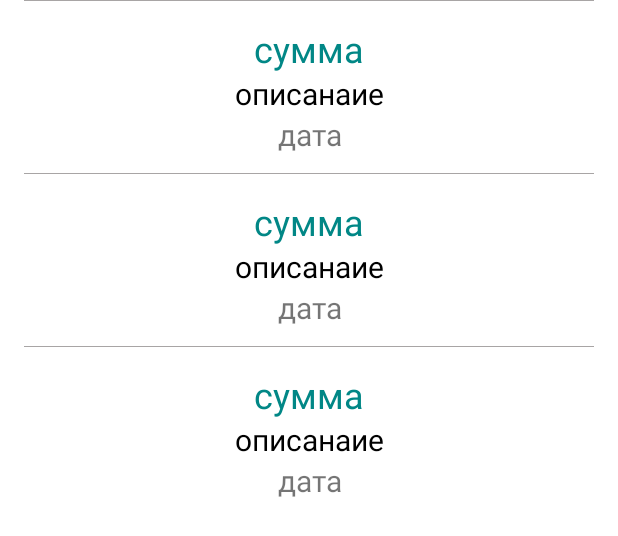
After one commit to Reeto1210/collectiveNote, an Android app: the layout fragment_single_user_payments.xml on its own in the app's theme, with its tools: preview values and no code run, on a phone screen of 412 x 824 dp. The commit adds this screen. Shown: the top 536 px of the screen. Run offline under Robolectric (Android 15) with nearby library versions, the phone set to English and light mode, and no system bars.

Commit message:
multiload bug fixed

```diff
--- a/app/src/main/java/com/mudryakov/collectivenote/database/firebase/FireBaseRepository.kt
+++ b/app/src/main/java/com/mudryakov/collectivenote/database/firebase/FireBaseRepository.kt
@@ -8,6 +8,7 @@ import com.mudryakov.collectivenote.database.AppDatabaseRepository
 import com.mudryakov.collectivenote.models.PaymentModel
 import com.mudryakov.collectivenote.models.UserModel
 import com.mudryakov.collectivenote.utilits.*
+import kotlin.random.Random
 
 class FireBaseRepository : AppDatabaseRepository {
 
@@ -43,6 +44,8 @@ class FireBaseRepository : AppDatabaseRepository {
                 REF_DATABASE_ROOT.child(NODE_ROOM_DATA).child(tryingId).child(CHILD_PASS)
                     .addListenerForSingleValueEvent(AppValueEventListener { DataSnapshot ->
                         if (DataSnapshot.value == roomPass) {
+                            REF_DATABASE_ROOT.child(NODE_UPDATE_HELPER).child(CURRENT_ROOM_UID).setValue(
+                                Random(10000))
                             updateUserRoomId(tryingId) {
                                 onSucces()
                             }
@@ -72,7 +75,8 @@ class FireBaseRepository : AppDatabaseRepository {
                             CHILD_TOTALPAY_AT_CURRENT_ROOM
                         ).setValue(totalSumm)
                             .addOnSuccessListener {
-                            appPreference.setTotalSumm(totalSumm)
+                            REF_DATABASE_ROOT.child(NODE_UPDATE_HELPER).child(CURRENT_ROOM_UID).setValue(key)
+                                appPreference.setTotalSumm(totalSumm)
                             USER.totalPayAtCurrentRoom = appPreference.getTotalSumm()
                             onSucces()
                         }
--- a/app/src/main/java/com/mudryakov/collectivenote/database/firebase/FirebaseHelper.kt
+++ b/app/src/main/java/com/mudryakov/collectivenote/database/firebase/FirebaseHelper.kt
@@ -26,7 +26,7 @@ var USERNAME:String = ""
 lateinit var EMAIL:String
 lateinit var PASSWORD:String
 
-
+const val NODE_UPDATE_HELPER ="updateHelper"
 const val CHILD_PASS = "password"
 const val CHILD_TOTALPAY_AT_CURRENT_ROOM = "totalPayAtCurrentRoom"
 const val NODE_USERS = "users"
@@ -131,6 +131,7 @@ fun pushRoomToFirebase(roomName: String, roomPass: String, function: (String) ->
     mainHashMap["$NODE_ROOM_NAMES/$roomName"] = roomkey
     REF_DATABASE_ROOT.updateChildren(mainHashMap)
         .addOnSuccessListener {function(roomkey)
+            REF_DATABASE_ROOT.child(NODE_UPDATE_HELPER).child(CURRENT_ROOM_UID).setValue("Created")
         }
         .addOnFailureListener { problem -> showToast(problem.message.toString()) }
 }
--- a/app/src/main/java/com/mudryakov/collectivenote/screens/history/HistoryRecyclerAdapter.kt
+++ b/app/src/main/java/com/mudryakov/collectivenote/screens/history/HistoryRecyclerAdapter.kt
@@ -38,7 +38,10 @@ class HistoryRecyclerAdapter() : RecyclerView.Adapter<HistoryRecyclerAdapter.myV
         holder.sum.text = curPayment.summ
         holder.date.text = curPayment.time.toString().transformToDate()
 
-        if (arOfOpened.contains(position)) holder.fullScreenImage.visibility = View.VISIBLE
+        if (arOfOpened.contains(position)) {
+            holder.fullScreenImage.visibility = View.VISIBLE
+            holder.fullScreenImage.setImage(curPayment.imageUrl)
+        }
         else holder.fullScreenImage.visibility = View.GONE
         if (curPayment.imageUrl != "empty") {
             holder.attachedImage.setImageResource(R.drawable.ic_photo_coloring)
--- a/app/src/main/java/com/mudryakov/collectivenote/screens/mainScreen/MainFragment.kt
+++ b/app/src/main/java/com/mudryakov/collectivenote/screens/mainScreen/MainFragment.kt
@@ -27,7 +27,7 @@ class MainFragment : Fragment() {
     private lateinit var mBottomSheetBehavior: BottomSheetBehavior<*>
     private lateinit var mObserver: Observer<List<UserModel>>
     private lateinit var mRecycle: RecyclerView
-    private lateinit var mAdapter: MainRecycleAdapter
+    var mAdapter:MainRecycleAdapter? = null
     override fun onCreateView(
         inflater: LayoutInflater, container: ViewGroup?,
         savedInstanceState: Bundle?
@@ -48,7 +48,7 @@ class MainFragment : Fragment() {
             var totalSumm = 0
             list.forEach {
                 totalSumm += it.totalPayAtCurrentRoom.toInt()
-                mAdapter.addItem(it)
+                mAdapter?.addItem(it)
             }
             mBinding.mainFragmentTotalPaymentRoom.text =
                 getString(R.string.total_sum_payed, totalSumm)
--- a/app/src/main/res/layout/fragment_main.xml
+++ b/app/src/main/res/layout/fragment_main.xml
@@ -14,7 +14,8 @@
         <androidx.recyclerview.widget.RecyclerView
             android:id="@+id/fragment_main_recycle"
             android:layout_width="match_parent"
-            android:layout_height="300dp"
+            android:layout_height="wrap_content"
+           android:maxWidth="@dimen/max_main_fragment_recycle_height"
             android:layout_margin="@dimen/app_margin"
             android:background="@color/white"
             android:elevation="@dimen/app_elevation"
--- /dev/null
+++ b/app/src/main/res/layout/fragment_single_user_payments.xml
@@ -0,0 +1,14 @@
+<?xml version="1.0" encoding="utf-8"?>
+<androidx.constraintlayout.widget.ConstraintLayout xmlns:android="http://schemas.android.com/apk/res/android"
+    xmlns:tools="http://schemas.android.com/tools"
+    android:layout_width="match_parent"
+    android:layout_height="match_parent"
+    tools:context=".screens.singleUserPayments.SingleUserPayments">
+
+  <androidx.recyclerview.widget.RecyclerView
+      android:id="@+id/single_payments_adapter"
+      tools:listitem="@layout/single_user_payments_recycle_item"
+      android:layout_width="match_parent"
+      android:layout_height="match_parent"/>
+
+</androidx.constraintlayout.widget.ConstraintLayout>
--- /dev/null
+++ b/app/src/main/res/layout/single_user_payments_recycle_item.xml
@@ -0,0 +1,70 @@
+<?xml version="1.0" encoding="utf-8"?>
+<androidx.constraintlayout.widget.ConstraintLayout xmlns:android="http://schemas.android.com/apk/res/android"
+    xmlns:app="http://schemas.android.com/apk/res-auto"
+    xmlns:tools="http://schemas.android.com/tools"
+    android:layout_width="match_parent"
+    android:layout_height="wrap_content"
+    android:paddingBottom="@dimen/big_padding">
+
+    <TextView
+
+        android:id="@+id/single_payment_summ"
+        style="@style/single_payment_text_view"
+        android:layout_width="0dp"
+        android:layout_marginTop="@dimen/app_margin"
+        android:text="суммa"
+        android:textColor="@color/design_default_color_secondary_variant"
+        android:textSize="@dimen/Large_text"
+        app:layout_constraintEnd_toEndOf="parent"
+        app:layout_constraintStart_toStartOf="parent"
+        app:layout_constraintTop_toTopOf="parent" />
+
+
+    <TextView
+        android:id="@+id/single_payment_description"
+        style="@style/single_payment_text_view"
+        android:layout_width="0dp"
+        android:layout_height="wrap_content"
+        android:text="описанaие"
+        android:textColor="@color/black"
+        app:layout_constraintEnd_toEndOf="parent"
+        app:layout_constraintStart_toStartOf="parent"
+        app:layout_constraintTop_toBottomOf="@+id/single_payment_summ" />
+
+    <TextView
+
+        android:id="@+id/single_payment_date"
+        style="@style/single_payment_text_view"
+        android:layout_width="0dp"
+        android:layout_height="wrap_content"
+        android:text="дата"
+        app:layout_constraintEnd_toEndOf="parent"
+        app:layout_constraintStart_toStartOf="parent"
+        app:layout_constraintTop_toBottomOf="@+id/single_payment_description" />
+
+    <ImageView
+
+        android:id="@+id/single_pay_image"
+        android:layout_width="@dimen/single_payments_image"
+        android:layout_height="@dimen/single_payments_image"
+android:visibility="gone"
+        android:layout_marginTop="@dimen/app_margin"
+        android:background="@drawable/background_for_custom_buttons"
+        app:layout_constraintBottom_toBottomOf="parent"
+        app:layout_constraintEnd_toEndOf="parent"
+        app:layout_constraintStart_toStartOf="parent"
+        app:layout_constraintTop_toBottomOf="@+id/single_payment_date"
+        tools:srcCompat="@tools:sample/avatars" />
+
+    <View
+        android:id="@+id/divider"
+        android:layout_width="0dp"
+        android:layout_height="1px"
+        android:layout_marginStart="@dimen/app_margin"
+        android:layout_marginEnd="@dimen/app_margin"
+        android:background="@color/color_grey_image"
+        app:layout_constraintEnd_toEndOf="parent"
+        app:layout_constraintStart_toStartOf="parent"
+        app:layout_constraintTop_toTopOf="parent" />
+
+</androidx.constraintlayout.widget.ConstraintLayout>
--- a/app/src/main/res/values/dimens.xml
+++ b/app/src/main/res/values/dimens.xml
@@ -19,4 +19,6 @@
     <dimen name="history_recycle_full_image">300dp</dimen>
     <dimen name="elevation_for_dask">7dp</dimen>
     <dimen name="max_main_fragment_recycle_height">250dp</dimen>
+    <dimen name="history_item_width">140dp</dimen>
+    <dimen name="single_payments_image">200dp</dimen>
 </resources>
--- a/app/src/main/res/values/strings.xml
+++ b/app/src/main/res/values/strings.xml
@@ -40,8 +40,8 @@
     <string name="toast_payment_added">Платёж добавлен</string>
     <string name="history">История</string>
     <string name="catch_payment_summ">Неверный формат суммы</string>
-     <string name="value_members">Количество участников: %1$d</string>
-     <string name="total_sum_payed">Всего потрачено: %1$d</string>
+    <string name="value_members">Количество участников: %1$d</string>
+    <string name="total_sum_payed">Всего потрачено: %1$d</string>
     <string name="eror_in_download">Произошёл сбой при скачивании файла</string>
     <string name="trouble_with_download">Ошибка загрузки</string>
 </resources>
--- a/app/src/main/res/values/styles.xml
+++ b/app/src/main/res/values/styles.xml
@@ -62,4 +62,15 @@
         <item name="android:layout_height">wrap_content</item>
         <item name="android:layout_margin">@dimen/app_margin</item>
     </style>
+
+    <style name="single_payment_text_view">
+        <item name="android:layout_marginStart">@dimen/app_margin</item>
+        <item name="android:layout_marginEnd">@dimen/app_margin</item>
+        <item name="android:gravity">center</item>
+
+
+        <item name="android:layout_width">wrap_content</item>
+        <item name="android:layout_height">wrap_content</item>
+        <item name="android:textSize">@dimen/normal_text</item>
+    </style>
 </resources>
```
Also changed, not shown: app/src/main/java/com/mudryakov/collectivenote/database/firebase/FirebaseRoomMembers.kt (+11 -8 lines), app/src/main/java/com/mudryakov/collectivenote/screens/history/HistoryFragment.kt (+6 -6 lines), app/src/main/java/com/mudryakov/collectivenote/screens/mainScreen/MainRecycleAdapter.kt (+7 -5 lines), app/src/main/java/com/mudryakov/collectivenote/screens/singleUserPayments/SinglePaymentAdapter.kt (added, +50 -0 lines), app/src/main/java/com/mudryakov/collectivenote/screens/singleUserPayments/SingleUserPaymentViewModel.kt (added, +10 -0 lines), app/src/main/java/com/mudryakov/collectivenote/screens/singleUserPayments/SingleUserPayments.kt (added, +59 -0 lines), app/src/main/java/com/mudryakov/collectivenote/utilits/AppChildEventValueListener.kt (added, +27 -0 lines), app/src/main/res/layout/main_fragment_recycle_item.xml (+15 -5 lines), app/src/main/res/navigation/nav_graph.xml (+12 -0 lines).
